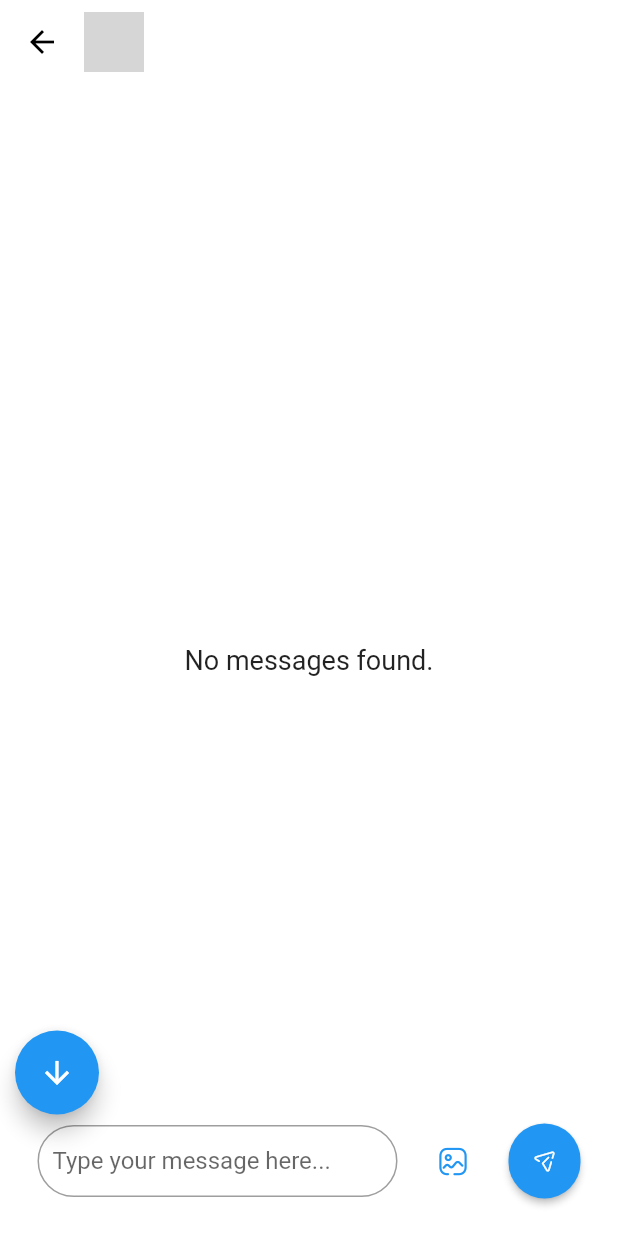
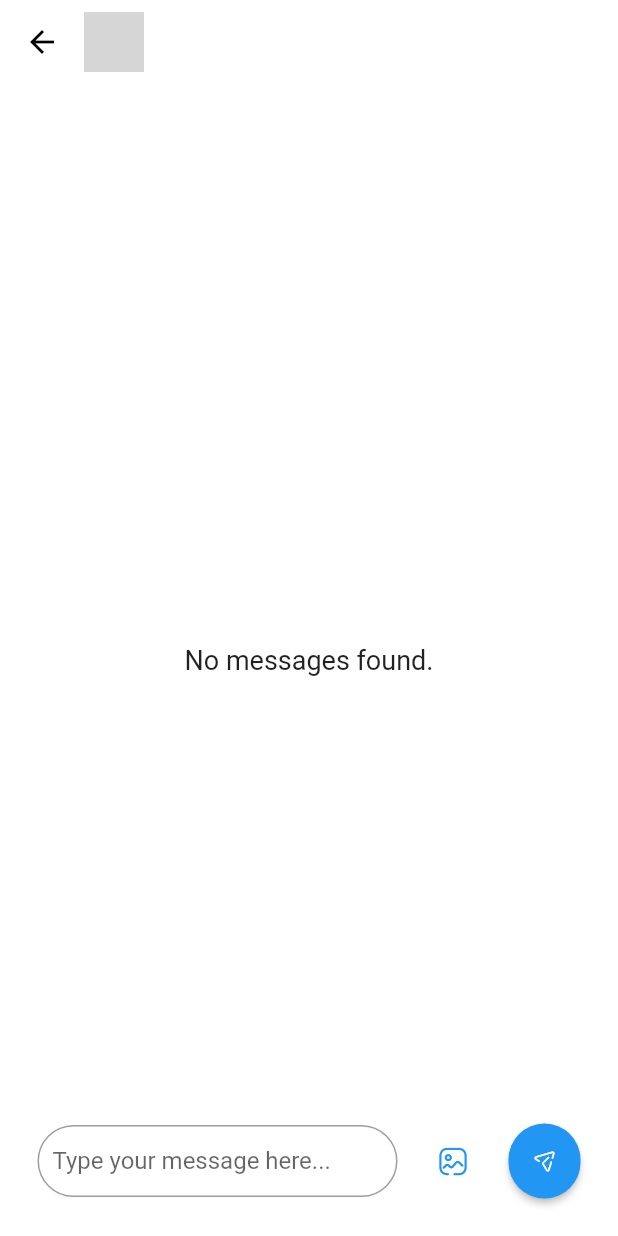
Before and after one commit to Ahmed221b/Chatty, a Flutter app: the ChatDetailsScreen screen opened directly with empty values, on a phone screen of 412 x 824 dp. Run offline on Flutter 3.47's test engine with Material 2 defaults, Android fonts, the phone set to English and light mode, and no system bars; our stand-ins replace bloc, cloud_firestore, conditional_builder_null_safety, firebase_auth, firebase_core, firebase_storage and 4 more; accounts and stored records are empty; network calls fail; grey boxes are pictures that could not be loaded.

Commit message:
Last version updated

```diff
--- a/lib/layout/social_app/cubit/cubit.dart
+++ b/lib/layout/social_app/cubit/cubit.dart
@@ -280,7 +280,7 @@ class SocialCubit extends Cubit<SocialStates>{
         .collection('messages')
         .add(model.toMap())
         .then((value){
-      emit(SocialReceiveMessageSuccessState());
+      emit(SocialSendMessageSuccessState());
     })
         .catchError((error){
       emit(SocialSendMessageErrorState());
--- a/lib/layout/social_app/cubit/states.dart
+++ b/lib/layout/social_app/cubit/states.dart
@@ -43,4 +43,4 @@ class SocialGetAllUsersErrorState extends SocialStates
 class SocialSendMessageSuccessState extends SocialStates{}
 class SocialSendMessageErrorState extends SocialStates{}
 class SocialGetMessagesSuccessState extends SocialStates{}
-class SocialReceiveMessageSuccessState extends SocialStates{}
+//class SocialReceiveMessageSuccessState extends SocialStates{}
--- a/lib/modules/social_app/chat_details/chat_details_screen.dart
+++ b/lib/modules/social_app/chat_details/chat_details_screen.dart
@@ -39,7 +39,11 @@ class ChatDetailsScreen extends StatelessWidget {
       SocialCubit.get(context).getMessages(receiverId: userModel!.uId!,);
       return BlocConsumer<SocialCubit,SocialStates>(
         listener: (context,state){
-          if (state is SocialSendMessageSuccessState || state is SocialGetMessagesSuccessState || State is SocialReceiveMessageSuccessState)
+          if (state is SocialSendMessageSuccessState)
+            {
+              ScrollDown();
+            }
+          else if(state is SocialGetMessagesSuccessState)
             {
               ScrollDown();
             }
@@ -69,25 +73,23 @@ class ChatDetailsScreen extends StatelessWidget {
               ),
               resizeToAvoidBottomInset: true,
               floatingActionButtonLocation: FloatingActionButtonLocation.centerFloat,
-              floatingActionButton: Container(
-                padding: EdgeInsets.symmetric(vertical: 65,horizontal: 10),
-                child: Row(
-                  mainAxisAlignment: MainAxisAlignment.spaceBetween,
-                  children: <Widget>[
-                    FloatingActionButton(onPressed: (){
-                      ScrollDown();
-                    },
-                    child: Icon(Icons.arrow_downward_sharp,)
-                    )
-                  ],
-                ),
-              ),
+              // floatingActionButton: Container(
+              //   padding: EdgeInsets.symmetric(vertical: 65,horizontal: 10),
+              //   child: Row(
+              //     mainAxisAlignment: MainAxisAlignment.spaceBetween,
+              //     children: <Widget>[
+              //       FloatingActionButton(onPressed: (){
+              //         ScrollDown();
+              //       },
+              //       child: Icon(Icons.arrow_downward_sharp,)
+              //       )
+              //     ],
+              //   ),
+              // ),
               body: Padding(
                 padding: const EdgeInsets.all(20.0),
-
                 child: Stack(
                   children: [
-
                       Column(
                         children: [
                           Expanded(
```
